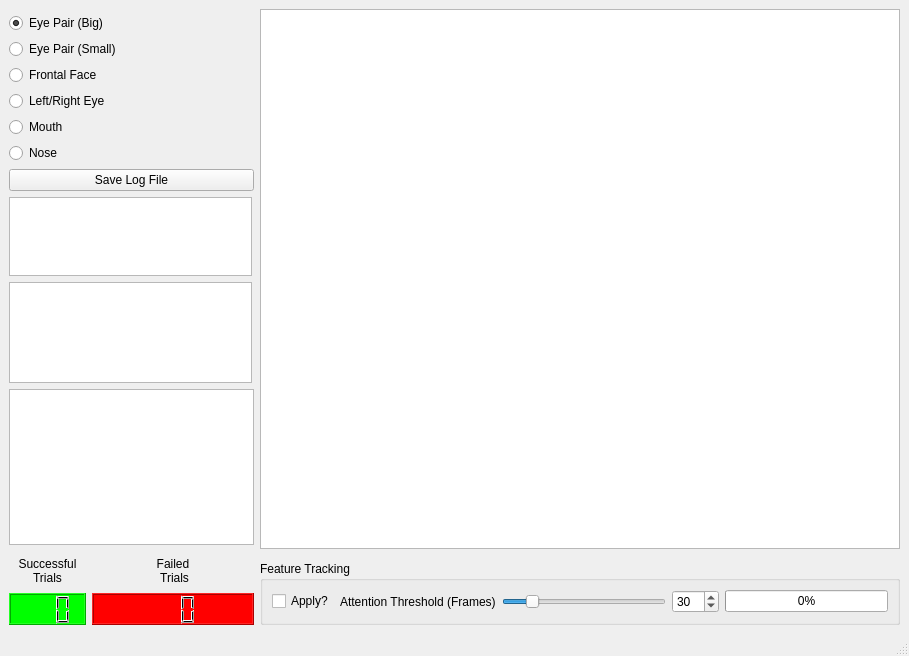
collinedington/Final_Project, file FinalProject.ui: the form before one commit.
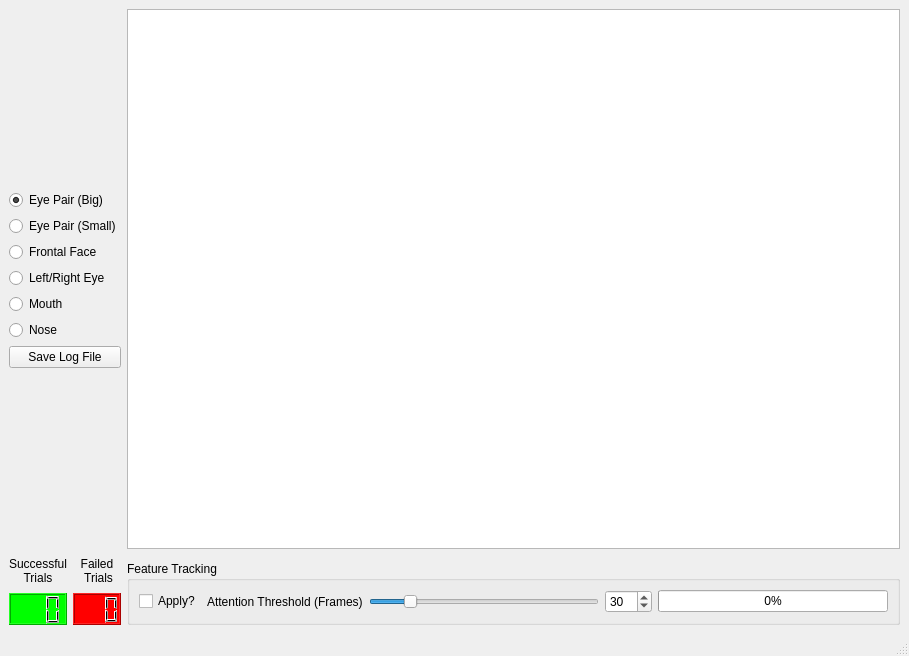
The form after the commit.

Commit message: Added a few clarifying comments in the code and changed stage to epoch, which is just to keep it consistent with the terminology in the literature. Also made the .ui file consistent, I hope.

```diff
--- a/FinalProject.ui
+++ b/FinalProject.ui
@@ -64,7 +64,7 @@
         </property>
        </widget>
       </item>
-      <item row="11" column="1">
+      <item row="8" column="1">
        <spacer name="verticalSpacer">
         <property name="orientation">
          <enum>Qt::Vertical</enum>
@@ -117,45 +117,6 @@
         </property>
        </widget>
       </item>
-      <item row="8" column="1">
-       <widget class="QTextBrowser" name="PositiveTrials">
-        <property name="minimumSize">
-         <size>
-          <width>243</width>
-          <height>79</height>
-         </size>
-        </property>
-        <property name="maximumSize">
-         <size>
-          <width>243</width>
-          <height>115</height>
-         </size>
-        </property>
-       </widget>
-      </item>
-      <item row="9" column="1">
-       <widget class="QTextBrowser" name="NegativeTrials">
-        <property name="maximumSize">
-         <size>
-          <width>243</width>
-          <height>136</height>
-         </size>
-        </property>
-       </widget>
-      </item>
-      <item row="10" column="1">
-       <widget class="QTextBrowser" name="PositivePercent">
-        <property name="enabled">
-         <bool>true</bool>
-        </property>
-        <property name="maximumSize">
-         <size>
-          <width>500</width>
-          <height>16777215</height>
-         </size>
-        </property>
-       </widget>
-      </item>
      </layout>
     </item>
     <item row="2" column="1">
```
The commit also changes 2 other files.
